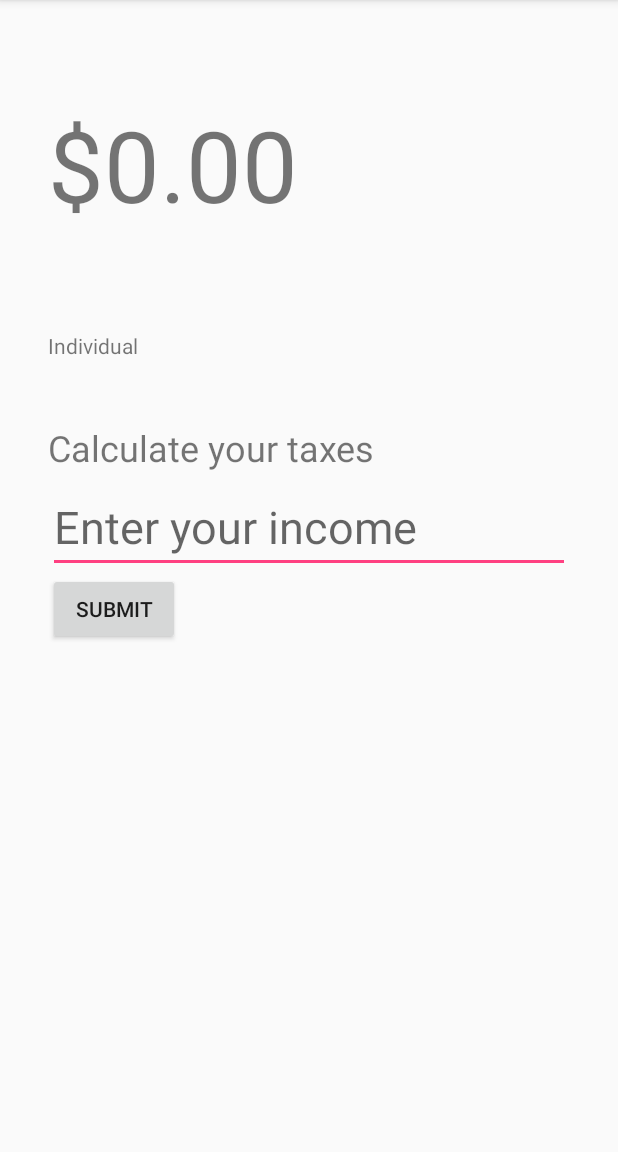
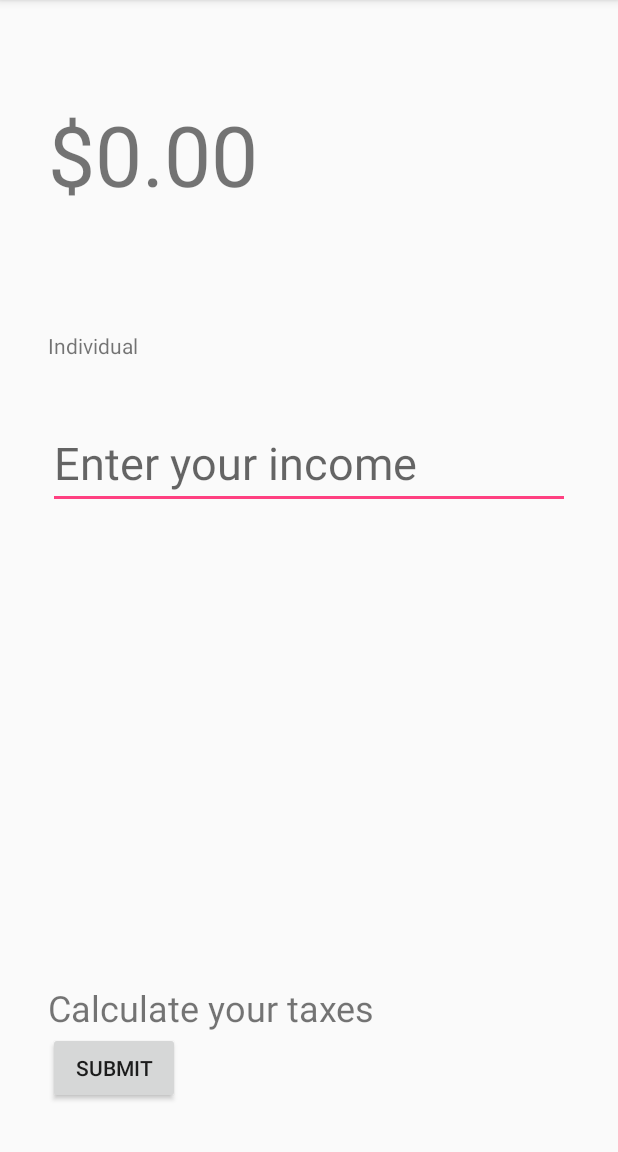
Before and after one commit to HelenMiller-zz/AndroidApps, an Android app: the IndividualActivity screen opened directly, with no data from a screen before it, on a phone screen of 412 x 824 dp, the part 84-1236 px from its top. Run offline under Robolectric (Android 15) with nearby library versions, the phone set to English and light mode, and no system bars.

Commit message:
Changing int to double for incomeEntered

```diff
--- a/TaxCalculator/app/src/main/java/com/example/helenmiller/taxcalculator/IndividualActivity.java
+++ b/TaxCalculator/app/src/main/java/com/example/helenmiller/taxcalculator/IndividualActivity.java
@@ -10,7 +10,7 @@ import android.widget.TextView;
 import java.text.DecimalFormat;
 
 public class IndividualActivity extends AppCompatActivity {
-    double finalTaxDue = 0; // variable to hold final tax due amount
+    double finalTaxDue; // variable to hold final tax due amount
     double incomeEntered;  //  variable to hold the income the user enterd in the EditText
 
 
@@ -29,7 +29,7 @@ public class IndividualActivity extends AppCompatActivity {
             public void onClick(View v) {
                 final EditText individualIncomeEntered = ((EditText) findViewById(R.id.txtEnterIncome));
 
-                incomeEntered = Integer.parseInt(individualIncomeEntered.getText().toString()); // parsing user input from String to int
+                incomeEntered = Double.parseDouble(individualIncomeEntered.getText().toString()); // parsing user input from String to int
 
                 DecimalFormat currency = new DecimalFormat("$###,###.##"); // creating currency object to format tax due
 
@@ -39,7 +39,7 @@ public class IndividualActivity extends AppCompatActivity {
                 }
                 else if ( incomeEntered > 9275 && incomeEntered <= 37650 )
                 {
-                    finalTaxDue = 927.5 + ((incomeEntered-9275) * .15);
+                    finalTaxDue = 927.5 + ((incomeEntered - 9275) * .15);
                     taxDue.setText(currency.format(finalTaxDue));
                     // sets the text on the taxDue TextView
                 }
--- a/TaxCalculator/app/src/main/java/com/example/helenmiller/taxcalculator/MainActivity.java
+++ b/TaxCalculator/app/src/main/java/com/example/helenmiller/taxcalculator/MainActivity.java
@@ -13,7 +13,6 @@ public class MainActivity extends AppCompatActivity {
     protected void onCreate(Bundle savedInstanceState) {
         super.onCreate(savedInstanceState);
         setContentView(R.layout.activity_main);
-        //Boolean isMarried = true;
 
         final Spinner isMarried = (Spinner)findViewById(R.id.married);
 
--- a/TaxCalculator/app/src/main/res/layout/activity_individual.xml
+++ b/TaxCalculator/app/src/main/res/layout/activity_individual.xml
@@ -24,41 +24,11 @@
         android:layout_marginTop="11dp">
 
         <TextView
-            android:text="@string/txtCalculate"
-            android:layout_width="wrap_content"
-            android:layout_height="wrap_content"
-            android:layout_marginBottom="67dp"
-            android:id="@+id/calculateLabel"
-            android:textSize="24sp"
-            android:layout_above="@+id/btnSubmit"
-            android:layout_alignParentStart="true" />
-
-        <EditText
-            android:layout_width="wrap_content"
-            android:layout_height="wrap_content"
-            android:inputType="numberDecimal"
-            android:ems="10"
-            android:layout_marginTop="167dp"
-            android:id="@+id/txtEnterIncome"
-            android:hint="@string/edtIncome"
-            android:textSize="30sp"
-            android:layout_below="@+id/TaxDue"
-            android:layout_alignParentStart="true" />
-
-        <Button
-            android:text="@string/Submit"
-            android:layout_width="wrap_content"
-            android:layout_height="wrap_content"
-            android:id="@+id/btnSubmit"
-            android:layout_below="@+id/txtEnterIncome"
-            android:layout_alignParentStart="true" />
-
-        <TextView
             android:text="@string/txtTaxDue"
             android:layout_width="wrap_content"
             android:layout_height="wrap_content"
             android:id="@+id/TaxDue"
-            android:textSize="66sp"
+            android:textSize="56sp"
             android:backgroundTint="@android:color/holo_green_light"
             android:typeface="sans"
             android:layout_alignParentTop="true"
@@ -75,6 +45,35 @@
             android:layout_marginTop="177dp"
             android:id="@+id/textView5" />
 
+        <Button
+            android:text="@string/Submit"
+            android:layout_width="wrap_content"
+            android:layout_height="wrap_content"
+            android:id="@+id/btnSubmit"
+            android:layout_alignParentBottom="true"
+            android:layout_alignParentStart="true" />
+
+        <TextView
+            android:text="@string/txtCalculate"
+            android:layout_width="wrap_content"
+            android:layout_height="wrap_content"
+            android:id="@+id/calculateLabel"
+            android:textSize="24sp"
+            android:layout_above="@+id/btnSubmit"
+            android:layout_alignParentStart="true" />
+
+        <EditText
+            android:layout_width="wrap_content"
+            android:layout_height="wrap_content"
+            android:inputType="numberDecimal"
+            android:ems="10"
+            android:id="@+id/txtEnterIncome"
+            android:hint="@string/edtIncome"
+            android:textSize="30sp"
+            android:layout_below="@+id/textView5"
+            android:layout_alignParentStart="true"
+            android:layout_marginTop="38dp" />
+
     </RelativeLayout>
 
 </RelativeLayout>
--- a/TaxCalculator/app/src/main/res/layout/activity_married.xml
+++ b/TaxCalculator/app/src/main/res/layout/activity_married.xml
@@ -45,7 +45,7 @@
         android:layout_width="wrap_content"
         android:layout_height="wrap_content"
         android:id="@+id/TaxDue"
-        android:textSize="66sp"
+        android:textSize="56sp"
         android:backgroundTint="@android:color/holo_green_light"
         android:typeface="sans"
         android:layout_alignParentTop="true"
--- a/TaxCalculator/app/src/main/res/values/strings.xml
+++ b/TaxCalculator/app/src/main/res/values/strings.xml
@@ -10,11 +10,12 @@
 
     <string name="txtTaxDue">$0.00</string>
     <string name="Submit">Submit</string>
-
+    <string name="switchMoreIncome" translatable="false">yes</string>
 
     <string-array name="txtMarried">
         <item>Yes</item>
         <item>No</item>
     </string-array>
 
+
 </resources>
```
Also changed, not shown: TaxCalculator/app/src/main/res/layout/activity_main.xml (+9 -9 lines).
